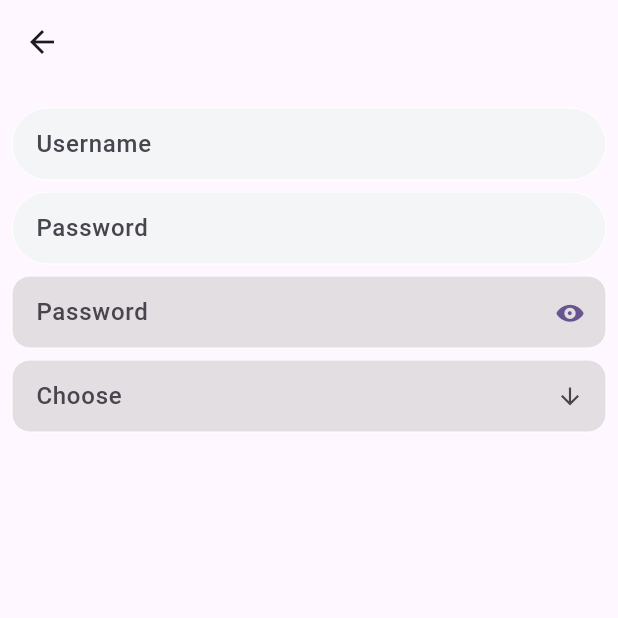
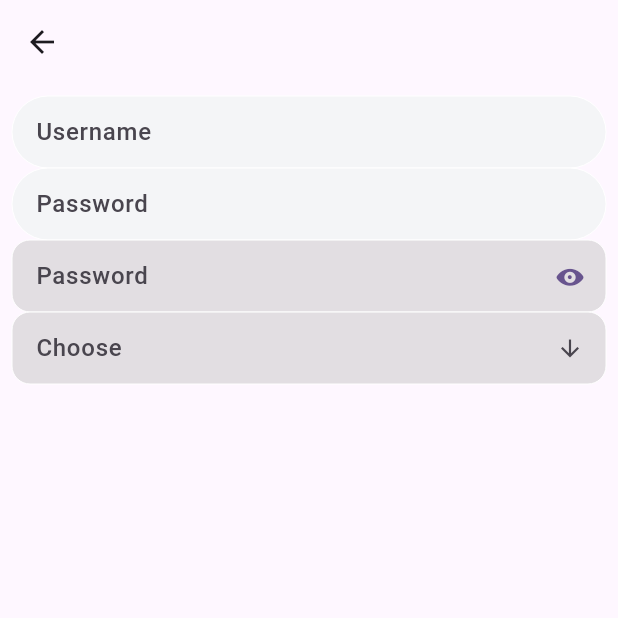
Before and after one commit to viroth-ty/express_widget, a Flutter app: the screen it shows after launch, after a tap on "Input field", on a phone screen of 412 x 824 dp, the top half of it. Run offline on Flutter 3.47's test engine with Material 3 defaults, Android fonts, the phone set to English and light mode, and no system bars; our stand-ins replace figma_squircle, skeletonizer, smooth_page_indicator; missing offline and left inert: circular_reveal_animation.

Commit message:
ExpressTextField - remove top margin unless there's top title

```diff
--- a/example/lib/feature/input_field_page.dart
+++ b/example/lib/feature/input_field_page.dart
@@ -64,6 +64,7 @@ class _InputFieldPageState extends State<InputFieldPage> {
                 obscureText: obscureText,
                 style: ExpressTextFieldStyle.rectangle,
                 borderStyle: ExpressTextFieldBorderStyle.showFocusBorder,
+                showHintText: false,
                 readOnly: true,
                 onTap: () async {
                   var value = await showModalBottomSheet<String>(
--- a/example/lib/main.dart
+++ b/example/lib/main.dart
@@ -55,7 +55,6 @@ class _MyHomePageState extends State<MyHomePage> {
   Widget build(BuildContext context) {
     return Scaffold(
       appBar: AppBar(
-        backgroundColor: Theme.of(context).primaryColor,
         title: Text(widget.title),
       ),
       body: SizedBox(
--- a/lib/src/widget/textfield/express_text_field.dart
+++ b/lib/src/widget/textfield/express_text_field.dart
@@ -1,5 +1,4 @@
 import 'package:express_widget/express_widget.dart';
-import 'package:express_widget/src/widget/textfield/style.dart';
 import 'package:flutter/material.dart';
 
 class ExpressTextField extends StatelessWidget {
@@ -51,7 +50,7 @@ class ExpressTextField extends StatelessWidget {
           }
         }),
         Container(
-          margin: const EdgeInsets.only(top: 8),
+          margin: EdgeInsets.only(top: showHintText == true && hintText != null ? 8 : 0),
           child: TextFormField(
             focusNode: focusNode,
             controller: textEditingController,
--- a/pubspec.yaml
+++ b/pubspec.yaml
@@ -1,6 +1,6 @@
 name: express_widget
 description: "Express widget for flutter project"
-version: 0.0.7
+version: 0.0.8
 homepage: "https://github.com/viroth-ty/express_widget"
 
 environment:
```
Also changed, not shown: example/pubspec.lock, 1 other file.
